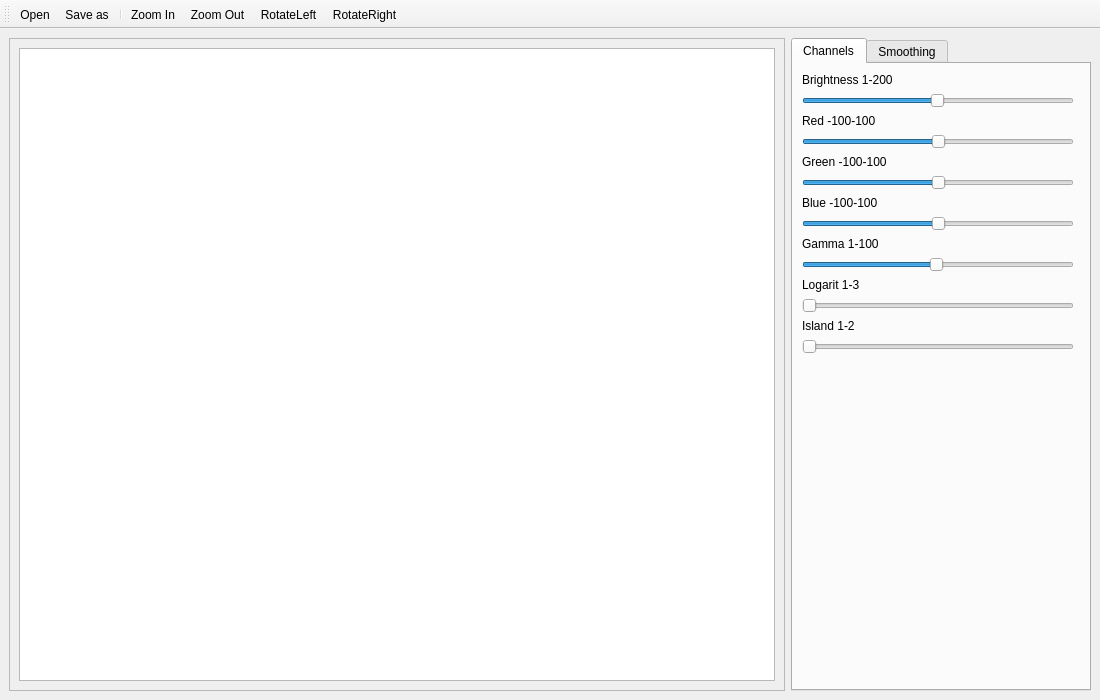
Qt form UI/app.ui (hoangsang17th/IP2022) before a commit.
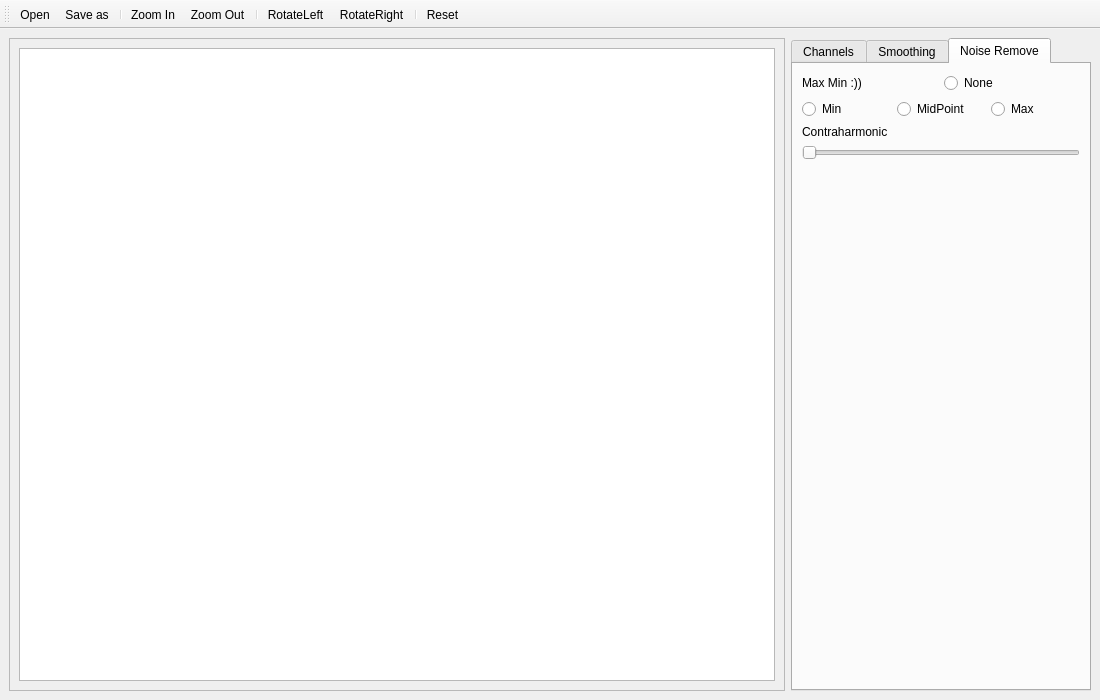
The same form after that commit. Icons and pictures are not drawn.

```diff
--- a/UI/app.ui
+++ b/UI/app.ui
@@ -58,7 +58,7 @@
        </size>
       </property>
       <property name="currentIndex">
-       <number>0</number>
+       <number>2</number>
       </property>
       <widget class="QWidget" name="tab_Channels">
        <attribute name="title">
@@ -364,6 +364,131 @@
           </property>
          </widget>
         </item>
+        <item row="0" column="1">
+         <widget class="QLabel" name="label">
+          <property name="text">
+           <string>Blur:</string>
+          </property>
+         </widget>
+        </item>
+        <item row="9" column="1">
+         <spacer name="verticalSpacer_2">
+          <property name="orientation">
+           <enum>Qt::Vertical</enum>
+          </property>
+          <property name="sizeHint" stdset="0">
+           <size>
+            <width>20</width>
+            <height>40</height>
+           </size>
+          </property>
+         </spacer>
+        </item>
+        <item row="1" column="1">
+         <widget class="QSlider" name="sliderBlur">
+          <property name="minimum">
+           <number>0</number>
+          </property>
+          <property name="maximum">
+           <number>99</number>
+          </property>
+          <property name="singleStep">
+           <number>2</number>
+          </property>
+          <property name="value">
+           <number>1</number>
+          </property>
+          <property name="orientation">
+           <enum>Qt::Horizontal</enum>
+          </property>
+         </widget>
+        </item>
+       </layout>
+      </widget>
+      <widget class="QWidget" name="tab_Noise">
+       <property name="accessibleName">
+        <string/>
+       </property>
+       <attribute name="title">
+        <string>Noise Remove</string>
+       </attribute>
+       <layout class="QVBoxLayout" name="verticalLayout_2">
+        <item>
+         <layout class="QHBoxLayout" name="horizontalLayout_2">
+          <item>
+           <widget class="QLabel" name="label_11">
+            <property name="text">
+             <string>Max Min :))</string>
+            </property>
+           </widget>
+          </item>
+          <item>
+           <widget class="QRadioButton" name="btnNone">
+            <property name="text">
+             <string>None</string>
+            </property>
+           </widget>
+          </item>
+         </layout>
+        </item>
+        <item>
+         <layout class="QHBoxLayout" name="horizontalLayout">
+          <item>
+           <widget class="QRadioButton" name="btnMin">
+            <property name="text">
+             <string>Min</string>
+            </property>
+           </widget>
+          </item>
+          <item>
+           <widget class="QRadioButton" name="btnMidPoint">
+            <property name="text">
+             <string>MidPoint</string>
+            </property>
+           </widget>
+          </item>
+          <item>
+           <widget class="QRadioButton" name="btnMax">
+            <property name="text">
+             <string>Max</string>
+            </property>
+           </widget>
+          </item>
+         </layout>
+        </item>
+        <item>
+         <widget class="QLabel" name="label_14">
+          <property name="text">
+           <string>Contraharmonic</string>
+          </property>
+         </widget>
+        </item>
+        <item>
+         <widget class="QSlider" name="sliderContraharmonic">
+          <property name="maximum">
+           <number>100</number>
+          </property>
+          <property name="singleStep">
+           <number>10</number>
+          </property>
+          <property name="orientation">
+           <enum>Qt::Horizontal</enum>
+          </property>
+         </widget>
+        </item>
+        <item>
+         <spacer name="verticalSpacer_3">
+          <property name="orientation">
+           <enum>Qt::Vertical</enum>
+          </property>
+          <property name="sizeHint" stdset="0">
+           <size>
+            <width>20</width>
+            <height>40</height>
+           </size>
+          </property>
+         </spacer>
+        </item>
        </layout>
       </widget>
      </widget>
@@ -385,8 +510,11 @@
    <addaction name="separator"/>
    <addaction name="actionZoom_In"/>
    <addaction name="actionZoom_Out"/>
+   <addaction name="separator"/>
    <addaction name="actionRotateLeft"/>
    <addaction name="actionRotateRight"/>
+   <addaction name="separator"/>
+   <addaction name="actionReset"/>
   </widget>
   <action name="actionOpen">
    <property name="icon">
@@ -568,6 +696,15 @@
     <string>RotateRight</string>
    </property>
   </action>
+  <action name="actionReset">
+   <property name="icon">
+    <iconset>
+     <normaloff>icons/icons8-eraser-100.png</normaloff>icons/icons8-eraser-100.png</iconset>
+   </property>
+   <property name="text">
+    <string>Reset</string>
+   </property>
+  </action>
  </widget>
  <resources/>
  <connections/>
```
Left out of the diff: 73 changed lines with no effect on the pictures.
